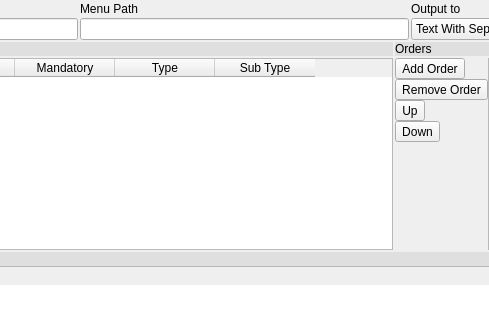
marcotcal/PG-DBA-Tools, file GUI/pgdbatool/querymodel.ui: the form before one commit; both pictures show x 406 to 895 and y 0 to 320 of the 1281 by 648 pixel window.
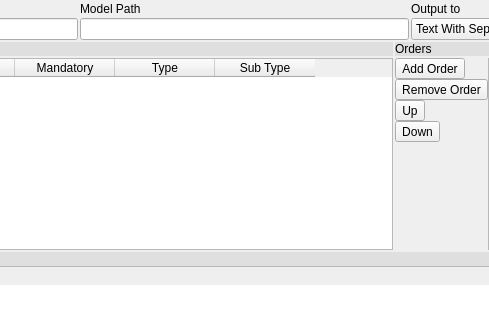
The form after the commit. Icons and pictures are not drawn. Custom widgets are drawn as their Qt base class.

Commit message: Alter path name on model

Diff of the .ui file:
```diff
--- a/GUI/pgdbatool/querymodel.ui
+++ b/GUI/pgdbatool/querymodel.ui
@@ -121,7 +121,7 @@
      <item row="0" column="2">
       <widget class="QLabel" name="label_8">
        <property name="text">
-        <string>Menu Path</string>
+        <string>Model Path</string>
        </property>
       </widget>
      </item>
```
Left out of the diff: 2 changed lines with no effect on the pictures. The commit also changes 3 other files.
